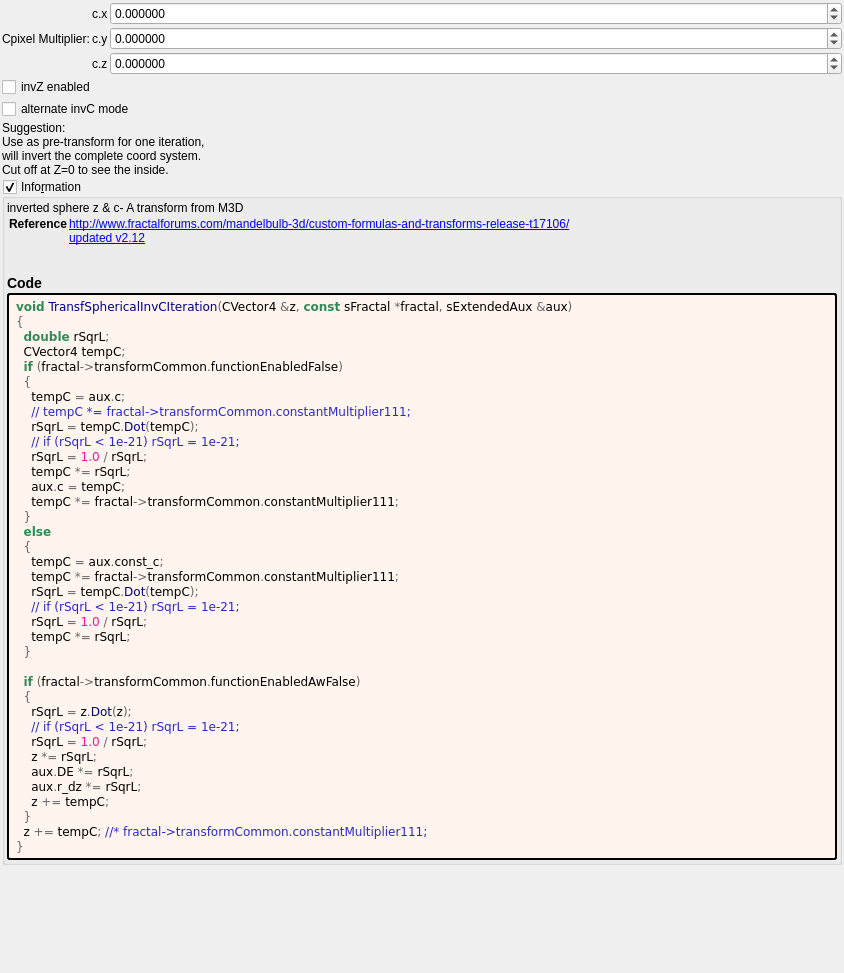
This is mandelbulber2/formula/ui/transf_spherical_inv_c.ui in buddhi1980/mandelbulber2 as Qt 5 draws it before an edit. The edited form follows.
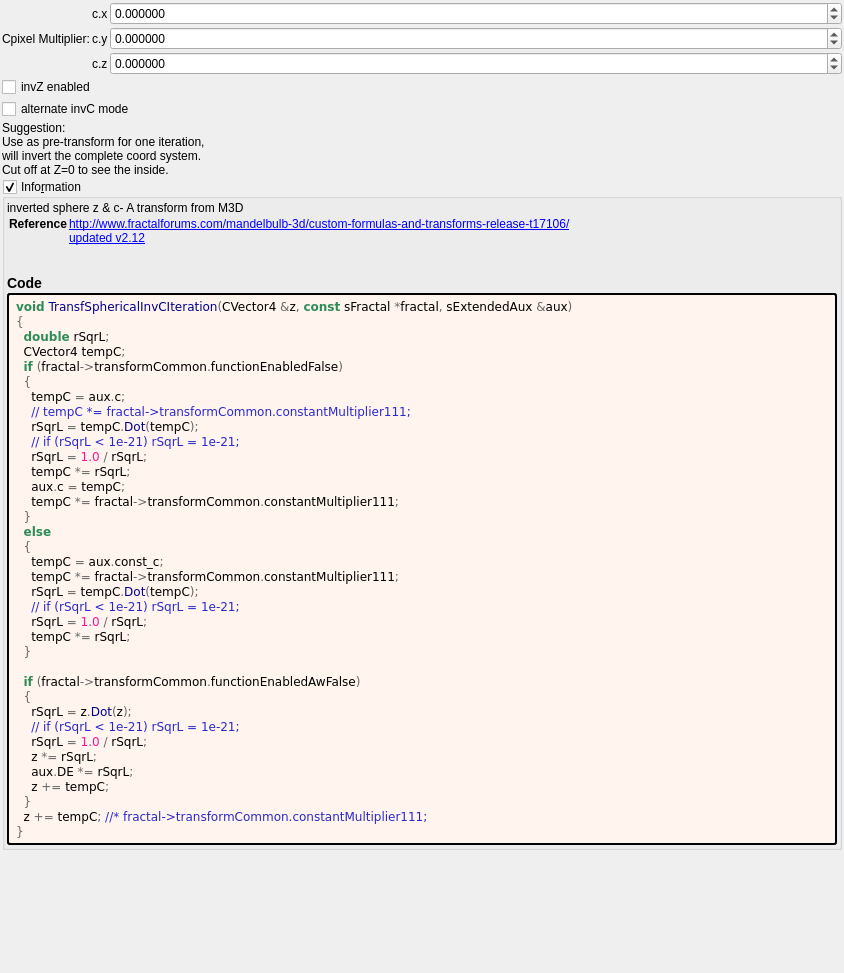
This is the edited form. Custom widgets are drawn as their Qt base class.

```diff
--- a/mandelbulber2/formula/ui/transf_spherical_inv_c.ui
+++ b/mandelbulber2/formula/ui/transf_spherical_inv_c.ui
@@ -262,7 +262,6 @@
     rSqrL &lt;span style=&quot;color:#676767&quot;&gt;=&lt;/span&gt; &lt;span style=&quot;color:#ff1493&quot;&gt;1.0&lt;/span&gt; &lt;span style=&quot;color:#676767&quot;&gt;/&lt;/span&gt; rSqrL&lt;span style=&quot;color:#676767&quot;&gt;;&lt;/span&gt;
     z &lt;span style=&quot;color:#676767&quot;&gt;*=&lt;/span&gt; rSqrL&lt;span style=&quot;color:#676767&quot;&gt;;&lt;/span&gt;
     aux&lt;span style=&quot;color:#676767&quot;&gt;.&lt;/span&gt;DE &lt;span style=&quot;color:#676767&quot;&gt;*=&lt;/span&gt; rSqrL&lt;span style=&quot;color:#676767&quot;&gt;;&lt;/span&gt;
-    aux&lt;span style=&quot;color:#676767&quot;&gt;.&lt;/span&gt;r_dz &lt;span style=&quot;color:#676767&quot;&gt;*=&lt;/span&gt; rSqrL&lt;span style=&quot;color:#676767&quot;&gt;;&lt;/span&gt;
     z &lt;span style=&quot;color:#676767&quot;&gt;+=&lt;/span&gt; tempC&lt;span style=&quot;color:#676767&quot;&gt;;&lt;/span&gt;
   &lt;span style=&quot;color:#676767&quot;&gt;}&lt;/span&gt;
   z &lt;span style=&quot;color:#676767&quot;&gt;+=&lt;/span&gt; tempC&lt;span style=&quot;color:#676767&quot;&gt;;&lt;/span&gt; &lt;span style=&quot;color:#2929cc&quot;&gt;//* fractal-&amp;gt;transformCommon.constantMultiplier111;&lt;/span&gt;
```
